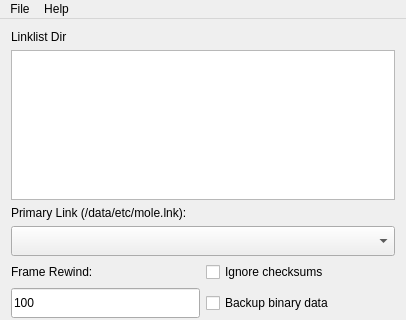
First picture: the form in guaca/mainwindow.ui, repository BlastTNG/flight, before the edit; both pictures show x 0 to 406 and y 0 to 320 of the 406 by 614 pixel window.
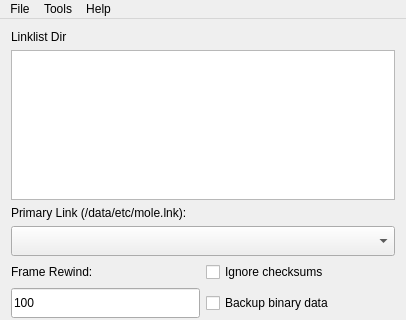
Second picture: the form after the edit.

Diff of the .ui file:
```diff
--- a/guaca/mainwindow.ui
+++ b/guaca/mainwindow.ui
@@ -224,7 +224,7 @@
      <x>0</x>
      <y>0</y>
      <width>406</width>
-     <height>19</height>
+     <height>22</height>
     </rect>
    </property>
    <widget class="QMenu" name="menuFile">
@@ -242,7 +242,14 @@
     <addaction name="actionAbout"/>
     <addaction name="actionAbout_Qt"/>
    </widget>
+   <widget class="QMenu" name="menuTools">
+    <property name="title">
+     <string>Tools</string>
+    </property>
+    <addaction name="actionPurge_old_data"/>
+   </widget>
    <addaction name="menuFile"/>
+   <addaction name="menuTools"/>
    <addaction name="menuHelp"/>
   </widget>
   <action name="actionClose">
```
Left out of the diff: 161 changed lines with no effect on the pictures.
